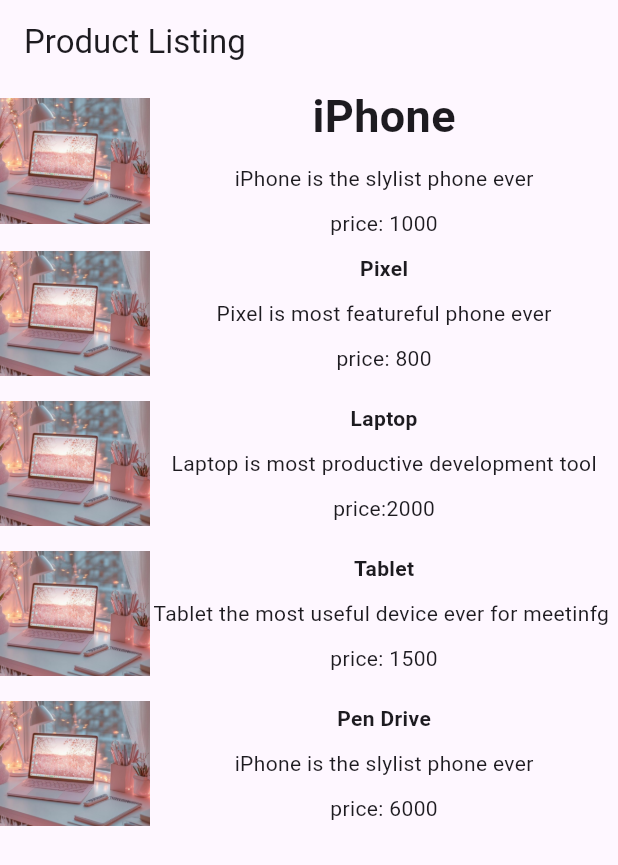
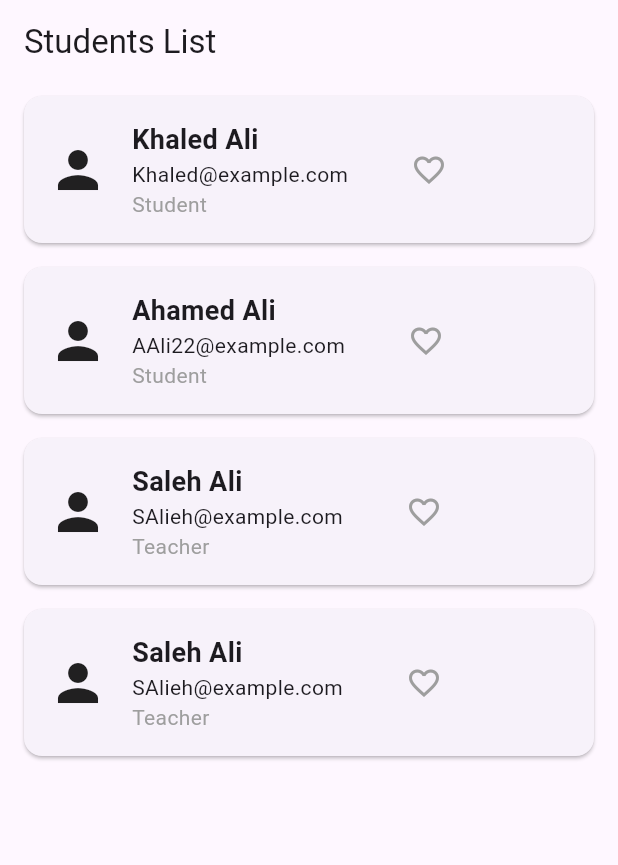
Before and after one commit to aarafqita/flutter-, a Flutter app: the screen it shows after launch, on a phone screen of 412 x 824 dp. Shown: the top 865 px of the screen. Run offline on Flutter 3.47's test engine with Material 3 defaults, Android fonts, the phone set to English and light mode, and no system bars.

Commit message:
Custom with Like button

```diff
--- /dev/null
+++ b/lib/homepage.dart
@@ -0,0 +1,36 @@
+import 'package:flutter/material.dart';
+import 'userinfocard.dart';
+class Homepage extends StatelessWidget {
+  const Homepage({super.key});
+
+  @override
+  Widget build(BuildContext context) {
+    return Scaffold(
+      appBar: AppBar(title: Text('Students List')),
+      body: ListView(
+        children:  [
+          UserInfoCard(
+            name: 'Khaled Ali',
+            email: 'Khaled@example.com',
+            role: 'Student',
+          ),
+          UserInfoCard(
+            name: 'Ahamed Ali ',
+            email: 'AAli22@example.com',
+            role: 'Student',
+          ),
+          UserInfoCard(
+            name: 'Saleh Ali',
+            email: 'SAlieh@example.com',
+            role: 'Teacher',
+          ),
+          UserInfoCard(
+            name: 'Saleh Ali',
+            email: 'SAlieh@example.com',
+            role: 'Teacher',
+          ),
+        ],
+      ),
+    );
+  }
+}
--- /dev/null
+++ b/lib/likebutton.dart
@@ -0,0 +1,40 @@
+import 'package:flutter/material.dart';
+
+class LikeButton extends StatefulWidget {
+  final bool initialIsLiked;
+
+  const LikeButton({
+    super.key,
+    this.initialIsLiked = false,
+  });
+
+  @override
+  State<LikeButton> createState() => _LikeButtonState();
+}
+
+class _LikeButtonState extends State<LikeButton> {
+  late bool _isLiked;
+
+  @override
+  void initState() {
+    super.initState();
+    _isLiked = widget.initialIsLiked;
+  }
+
+  void _toggleLike() {
+    setState(() {
+      _isLiked = !_isLiked;
+    });
+  }
+
+  @override
+  Widget build(BuildContext context) {
+    return IconButton(
+      icon: Icon(
+        _isLiked ? Icons.favorite : Icons.favorite_border,
+        color: _isLiked ? Colors.red : Colors.grey,
+      ),
+      onPressed: _toggleLike,
+    );
+  }
+}
--- a/lib/main.dart
+++ b/lib/main.dart
@@ -1,115 +1,18 @@
 import 'package:flutter/material.dart';
+import 'package:user2/homepage.dart';
 
 void main() {
-  runApp(const MyApp());
+  runApp( MyApp());
 }
 
 class MyApp extends StatelessWidget {
   const MyApp({super.key});
 
-
   @override
   Widget build(BuildContext context) {
     return MaterialApp(
-      home: Scaffold(
-        appBar: AppBar(title: Text('Product Listing '),),
-        body: ListView(
-          children: [
-           Row(
-             children: [
-            Image.asset('assets/1.jpg',width:100,height: 100,),
-
-             Expanded(
-               child: Column(
-                children: [
-
-                  Text('iPhone',style: TextStyle(fontWeight: FontWeight.bold,fontSize: 30),),
-                  SizedBox(height: 10,),
-                  Text('iPhone is the slylist phone ever'),
-                  SizedBox(height: 10,),
-                  Text('price: 1000'),
-                ],
-              ),
-            )
-          ],
-        ),
-            Row(
-              children: [
-                Image.asset('assets/1.jpg',width:100,height: 100,),
-
-                Expanded(
-                  child: Column(
-                    children: [
-
-                      Text('Pixel',style: TextStyle(fontWeight: FontWeight.bold),),
-                      SizedBox(height: 10,),
-                      Text('Pixel is most featureful phone ever'),
-                      SizedBox(height: 10,),
-                      Text('price: 800'),
-                    ],
-                  ),
-                )
-              ],
-            ),
-            Row(
-              children: [
-                Image.asset('assets/1.jpg',width:100,height: 100,),
-
-                Expanded(
-                  child: Column(
-                    children: [
-
-                      Text('Laptop',style: TextStyle(fontWeight: FontWeight.bold),),
-                      SizedBox(height: 10,),
-                      Text('Laptop is most productive development tool'),
-                      SizedBox(height: 10,),
-                      Text('price:2000'),
-                    ],
-                  ),
-                )
-              ],
-            ),
-            Row(
-              children: [
-                Image.asset('assets/1.jpg',width:100,height: 100,),
-
-                Expanded(
-                  child: Column(
-                    children: [
-
-                      Text('Tablet',style: TextStyle(fontWeight: FontWeight.bold),),
-                      SizedBox(height: 10,),
-                      Text('Tablet the most useful device ever for meetinfg '),
-                      SizedBox(height: 10,),
-                      Text('price: 1500'),
-                    ],
-                  ),
-                )
-              ],
-            ),
-            Row(
-              children: [
-                Image.asset('assets/1.jpg',width:100,height: 100,),
-
-                Expanded(
-                  child: Column(
-                    children: [
-
-                      Text('Pen Drive',style: TextStyle(fontWeight: FontWeight.bold),),
-                      SizedBox(height: 10,),
-                      Text('iPhone is the slylist phone ever'),
-                      SizedBox(height: 10,),
-                      Text('price: 6000'),
-
-
-                    ],
-                  ),
-                )
-              ],
-            )
-    ],
-      ),
-    )
-
+      title: 'Custom Widget ',
+      home:  Homepage(),
     );
-  }}
+  }
+}
--- /dev/null
+++ b/lib/userinfocard.dart
@@ -0,0 +1,50 @@
+import 'package:flutter/material.dart';
+import 'likebutton.dart';
+class UserInfoCard extends StatelessWidget {
+  final String name;
+  final String email;
+  final String role;
+
+  const UserInfoCard({
+    super.key,
+    required this.name,
+    required this.email,
+    required this.role,
+  });
+
+  @override
+  Widget build(BuildContext context) {
+    return Card(
+      margin:  EdgeInsets.symmetric(vertical: 8, horizontal: 16),
+      child: Padding(
+        padding: EdgeInsets.all(16.0),
+        child: Row(
+          children: [
+            Icon(Icons.person, size: 40),
+            SizedBox(width: 16),
+            Column(
+              crossAxisAlignment: CrossAxisAlignment.start,
+              children: [
+                Text(
+                  name,
+                  style:  TextStyle(
+                    fontSize: 18,
+                    fontWeight: FontWeight.bold,
+                  ),
+                ),
+                Text(email),
+                Text(
+                  role,
+                  style: TextStyle(color: Colors.grey),
+                ),
+              ],
+
+            ),
+            SizedBox(width: 30,),
+            LikeButton(),
+          ],
+        ),
+      ),
+    );
+  }
+}
```
Also changed, not shown: 1 other file.
